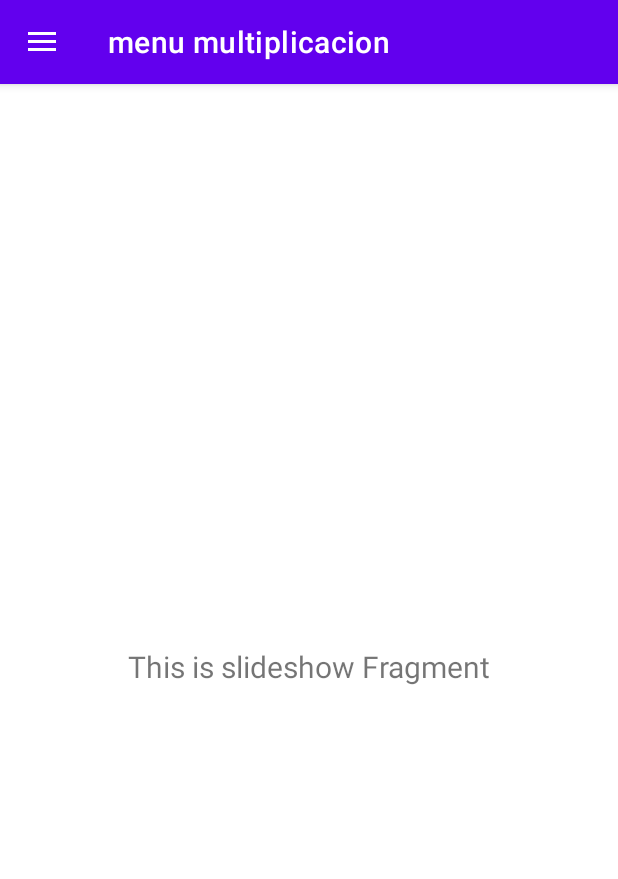
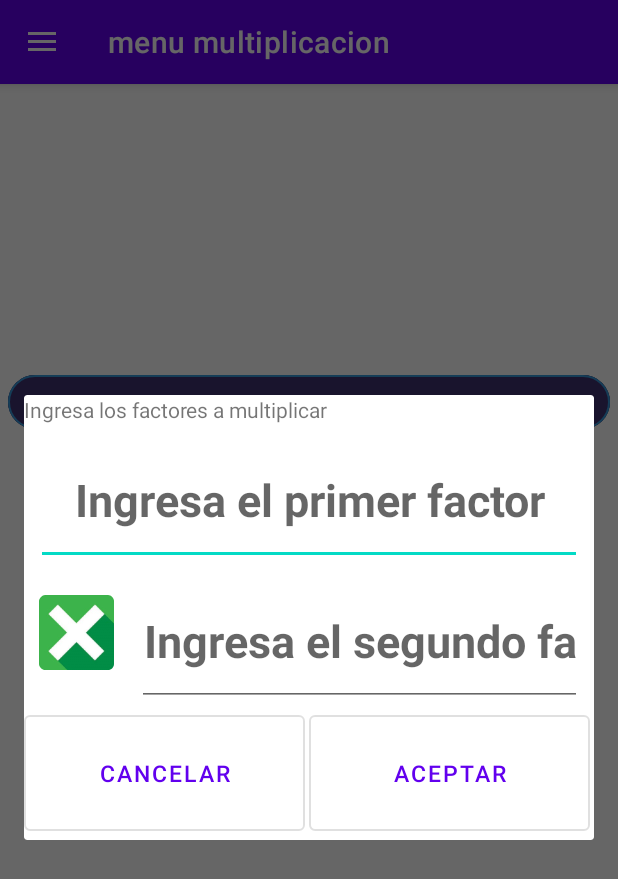
Before and after one commit to CrisStudyZone/Las-cuentas-de-Sofy, an Android app: the screen it shows after launch (MainActivity), in the side drawer, after a tap on "menu multiplicacion", on a phone screen of 412 x 824 dp. Shown: the top 879 px of the screen. Run offline under Robolectric (Android 15) with nearby library versions, the phone set to English and light mode, and no system bars; our stand-ins replace navigation-ui; pictures from the network do not load.

Commit message:
Commit con fallas en la multiplicacion Detalle de las fallas: -No me toma los datos del DialogFragment para primer y segundo factor -La tabla pitagorica no consigo que se vea como quiero, y que se seleccione la fila y columna correcta

```diff
--- a/app/src/main/java/com/example/lascuentasdesofy/MainActivity.kt
+++ b/app/src/main/java/com/example/lascuentasdesofy/MainActivity.kt
@@ -12,7 +12,7 @@ import androidx.navigation.ui.setupWithNavController
 import com.example.lascuentasdesofy.databinding.ActivityMainBinding
 import com.google.android.material.navigation.NavigationView
 
-class MainActivity : AppCompatActivity() {
+class MainActivity : AppCompatActivity(){
 
     private lateinit var appBarConfiguration: AppBarConfiguration
     private lateinit var binding: ActivityMainBinding
--- /dev/null
+++ b/app/src/main/java/com/example/lascuentasdesofy/core/IngresarFactoresDialogFragment.kt
@@ -0,0 +1,66 @@
+package com.example.lascuentasdesofy.core
+
+import android.os.Bundle
+import android.view.LayoutInflater
+import android.view.View
+import android.view.ViewGroup
+import androidx.core.os.bundleOf
+import androidx.fragment.app.DialogFragment
+import androidx.fragment.app.setFragmentResult
+import com.example.lascuentasdesofy.R
+import com.example.lascuentasdesofy.databinding.DialogFragmentIngresarFactoresBinding
+import com.example.lascuentasdesofy.ui.Multiplicacion.MultiplicacionFragment
+
+class IngresarFactoresDialogFragment : DialogFragment() {
+
+    private var _binding: DialogFragmentIngresarFactoresBinding? = null
+    private val binding get() = _binding!!
+
+    override fun onCreateView(
+        inflater: LayoutInflater,
+        container: ViewGroup?,
+        savedInstanceState: Bundle?
+    ): View {
+
+        _binding = DialogFragmentIngresarFactoresBinding.inflate(inflater, container, false)
+        val root: View = binding.root
+
+        binding.multiplicacion.setImageResource(R.mipmap.ic_menu_multiplicacion)
+        binding.TituloDePagina.text = "Ingresa los factores a multiplicar"
+
+        binding.Aceptar.setOnClickListener {
+
+            val primerFactor = binding.setPrimerFactor.text
+            val segundoFactor = binding.setSegundoFactor.text
+
+            // Uso la extensión Kotlin en el fragment-ktx
+            setFragmentResult("keyPrimerFactor", bundleOf("primerFactor" to primerFactor))
+            setFragmentResult("keySegundoFactor", bundleOf("segundoFactor" to segundoFactor))
+            dialog?.dismiss()
+        }
+        /*binding.Aceptar.setOnClickListener {
+            var primerFactor = binding.setPrimerFactor.text.toString()
+            var segundoFactor = binding.setSegundoFactor.text.toString()
+
+            pasarFactoresAlFragment(primerFactor,segundoFactor)
+
+            dialog?.dismiss()
+        }*/
+        return root
+    }
+
+    private fun pasarFactoresAlFragment(primerFactor: String, segundoFactor: String) {
+
+        val fragmentMultiplicacion = MultiplicacionFragment()
+        val bundle = Bundle()
+        bundle.putString("Primer Factor", primerFactor)
+        bundle.putString("Segundo Factor", segundoFactor)
+        fragmentMultiplicacion.arguments = bundle
+
+    }
+
+    override fun onDestroyView() {
+        super.onDestroyView()
+        _binding = null
+    }
+}
--- a/app/src/main/java/com/example/lascuentasdesofy/ui/Multiplicacion/MultiplicacionFragment.kt
+++ b/app/src/main/java/com/example/lascuentasdesofy/ui/Multiplicacion/MultiplicacionFragment.kt
@@ -4,17 +4,15 @@ import android.os.Bundle
 import android.view.LayoutInflater
 import android.view.View
 import android.view.ViewGroup
-import android.widget.TextView
 import androidx.fragment.app.Fragment
-import androidx.lifecycle.ViewModelProvider
+import androidx.fragment.app.setFragmentResultListener
+import com.example.lascuentasdesofy.core.IngresarFactoresDialogFragment
 import com.example.lascuentasdesofy.databinding.FragmentMultiplicacionBinding
 
 class MultiplicacionFragment : Fragment() {
 
     private var _binding: FragmentMultiplicacionBinding? = null
 
-    // This property is only valid between onCreateView and
-    // onDestroyView.
     private val binding get() = _binding!!
 
     override fun onCreateView(
@@ -22,21 +20,51 @@ class MultiplicacionFragment : Fragment() {
         container: ViewGroup?,
         savedInstanceState: Bundle?
     ): View {
-        val multiplicacionViewModel =
-            ViewModelProvider(this).get(MultiplicacionViewModel::class.java)
 
         _binding = FragmentMultiplicacionBinding.inflate(inflater, container, false)
         val root: View = binding.root
 
-        val textView: TextView = binding.textSlideshow
-        multiplicacionViewModel.text.observe(viewLifecycleOwner) {
-            textView.text = it
+        setFragmentResultListener("requestKey") { requestKey, bundle ->
+            val primerFactor = bundle.getString("primerFactor")
+            val segundoFactor = bundle.getString("segundoFactor")
+
+            // Verificación de nulos
+            if (primerFactor != null) {
+                binding.PrimerFactor.text = primerFactor
+            }
+            if (segundoFactor != null) {
+                binding.SegundoFactor.text = segundoFactor
+            }
         }
+        mostrarDialog()
+
+        //Levanto los datos del dialog
+        //cargarFactoresDesdeElDialog()
+
+        /*binding.buttonMultiplicacion.setOnClickListener {
+
+            var dialogTabla = TablaPtagoricaDialogFragment()
+
+            dialogTabla.show(childFragmentManager, "TablaPitagorica")
+
+        }*/
+
         return root
+    }
+
+    private fun cargarFactoresDesdeElDialog() {
+        binding.PrimerFactor.text = arguments?.getString("Primer Factor")
+        binding.SegundoFactor.text = arguments?.getString("Segundo Factor")
+    }
+
+    private fun mostrarDialog() {
+        var ingresarFactores = IngresarFactoresDialogFragment()
+        ingresarFactores.show(childFragmentManager, "Ingresar Factores")
     }
 
     override fun onDestroyView() {
         super.onDestroyView()
         _binding = null
     }
+
 }
--- /dev/null
+++ b/app/src/main/res/layout/dialog_fragment_ingresar_factores.xml
@@ -0,0 +1,105 @@
+<?xml version="1.0" encoding="utf-8"?>
+<LinearLayout
+    xmlns:android="http://schemas.android.com/apk/res/android"
+    xmlns:app="http://schemas.android.com/apk/res-auto"
+    xmlns:tools="http://schemas.android.com/tools"
+    android:layout_width="wrap_content"
+    android:layout_height="wrap_content"
+    android:orientation="vertical"
+    tools:context=".ui.Multiplicacion.MultiplicacionFragment">
+
+    <TextView
+        android:id="@+id/TituloDePagina"
+        android:layout_width="wrap_content"
+        android:layout_height="wrap_content"
+        android:contentDescription="@string/ingresar_valores"/>
+
+    <EditText
+        android:id="@+id/setPrimerFactor"
+        android:layout_width="match_parent"
+        android:layout_height="86dp"
+        android:layout_marginStart="8dp"
+        android:layout_marginTop="8dp"
+        android:layout_marginEnd="8dp"
+        android:autofillHints=""
+        android:hint="@string/ingresa_primer_factor_valor"
+        android:inputType="number"
+        android:maxLength="5"
+        android:textAlignment="center"
+        android:textSize="30sp"
+        android:textStyle="bold"
+        app:layout_constraintBottom_toBottomOf="parent"
+        app:layout_constraintEnd_toEndOf="parent"
+        app:layout_constraintHorizontal_bias="1.0"
+        app:layout_constraintStart_toStartOf="parent"
+        app:layout_constraintTop_toTopOf="parent"
+        app:layout_constraintVertical_bias="0.38" />
+    <LinearLayout
+        android:layout_width="wrap_content"
+        android:layout_height="wrap_content"
+        android:orientation="horizontal">
+
+        <ImageView
+            android:id="@+id/multiplicacion"
+            android:layout_width="50dp"
+            android:layout_height="50dp"
+            android:layout_marginStart="10dp"
+            android:layout_marginTop="20dp"
+            android:layout_marginEnd="10dp"
+            android:contentDescription="@string/Multiplicacion"
+            app:layout_constraintBottom_toBottomOf="parent"
+            app:layout_constraintEnd_toEndOf="parent"
+            app:layout_constraintHorizontal_bias="1.0"
+            app:layout_constraintStart_toStartOf="parent"
+            app:layout_constraintTop_toTopOf="parent"
+            app:layout_constraintVertical_bias="0.38" />
+
+        <EditText
+            android:id="@+id/setSegundoFactor"
+            android:layout_width="match_parent"
+            android:layout_height="86dp"
+            android:layout_marginStart="5dp"
+            android:layout_marginTop="8dp"
+            android:layout_marginEnd="8dp"
+            android:hint="@string/ingresa_el_segundo_factor"
+            android:inputType="number"
+            android:maxLength="5"
+            android:textAlignment="center"
+            android:textSize="30sp"
+            android:textStyle="bold"
+            app:layout_constraintBottom_toBottomOf="parent"
+            app:layout_constraintEnd_toEndOf="parent"
+            app:layout_constraintHorizontal_bias="1.0"
+            app:layout_constraintStart_toStartOf="parent"
+            app:layout_constraintTop_toTopOf="parent"
+            app:layout_constraintVertical_bias="0.38"
+            android:autofillHints="" />
+    </LinearLayout>
+    <LinearLayout
+        android:layout_width="wrap_content"
+        android:layout_height="wrap_content"
+        android:orientation="horizontal">
+
+        <com.google.android.material.button.MaterialButton
+            android:id="@+id/cancelar"
+            android:layout_width="210dp"
+            android:layout_height="89dp"
+            android:layout_weight="1"
+            android:text="Cancelar"
+            android:textSize="15sp"
+            android:layout_marginEnd="2.5dp"
+            style="@style/Widget.MaterialComponents.Button.OutlinedButton"/>
+
+        <com.google.android.material.button.MaterialButton
+            android:id="@+id/Aceptar"
+            style="@style/Widget.MaterialComponents.Button.OutlinedButton"
+            android:layout_width="210dp"
+            android:layout_height="89dp"
+            android:layout_marginEnd="2.5dp"
+            android:layout_weight="1"
+            android:text="Aceptar"
+            android:textSize="15sp" />
+
+    </LinearLayout>
+
+</LinearLayout>
--- a/app/src/main/res/layout/fragment_multiplicacion.xml
+++ b/app/src/main/res/layout/fragment_multiplicacion.xml
@@ -1,23 +1,83 @@
 <?xml version="1.0" encoding="utf-8"?>
-<androidx.constraintlayout.widget.ConstraintLayout
+<LinearLayout
     xmlns:android="http://schemas.android.com/apk/res/android"
     xmlns:app="http://schemas.android.com/apk/res-auto"
     xmlns:tools="http://schemas.android.com/tools"
     android:layout_width="match_parent"
     android:layout_height="match_parent"
+    android:orientation="vertical"
     tools:context=".ui.Multiplicacion.MultiplicacionFragment">
 
     <TextView
-        android:id="@+id/text_slideshow"
+        android:id="@+id/PrimerFactor"
         android:layout_width="match_parent"
-        android:layout_height="wrap_content"
+        android:layout_height="86dp"
         android:layout_marginStart="8dp"
         android:layout_marginTop="8dp"
         android:layout_marginEnd="8dp"
+        android:autofillHints=""
+        android:maxLength="5"
         android:textAlignment="center"
-        android:textSize="20sp"
+        android:textSize="30sp"
+        android:textStyle="bold"
         app:layout_constraintBottom_toBottomOf="parent"
         app:layout_constraintEnd_toEndOf="parent"
+        app:layout_constraintHorizontal_bias="1.0"
         app:layout_constraintStart_toStartOf="parent"
-        app:layout_constraintTop_toTopOf="parent" />
-</androidx.constraintlayout.widget.ConstraintLayout>
+        app:layout_constraintTop_toTopOf="parent"
+        app:layout_constraintVertical_bias="0.38" />
+<LinearLayout
+    android:layout_width="wrap_content"
+    android:layout_height="wrap_content"
+    android:orientation="horizontal">
+
+    <ImageView
+        android:id="@+id/multiplicacion"
+        android:layout_width="50dp"
+        android:layout_height="50dp"
+        android:layout_marginStart="10dp"
+        android:layout_marginTop="20dp"
+        android:layout_marginEnd="10dp"
+        android:contentDescription="@string/Multiplicacion"
+        app:layout_constraintBottom_toBottomOf="parent"
+        app:layout_constraintEnd_toEndOf="parent"
+        app:layout_constraintHorizontal_bias="1.0"
+        app:layout_constraintStart_toStartOf="parent"
+        app:layout_constraintTop_toTopOf="parent"
+        app:layout_constraintVertical_bias="0.38" />
+
+    <TextView
+        android:id="@+id/SegundoFactor"
+        android:layout_width="match_parent"
+        android:layout_height="86dp"
+        android:layout_marginStart="5dp"
+        android:layout_marginTop="8dp"
+        android:layout_marginEnd="8dp"
+        android:maxLength="5"
+        android:textAlignment="center"
+        android:textSize="30sp"
+        android:textStyle="bold"
+        app:layout_constraintBottom_toBottomOf="parent"
+        app:layout_constraintEnd_toEndOf="parent"
+        app:layout_constraintHorizontal_bias="1.0"
+        app:layout_constraintStart_toStartOf="parent"
+        app:layout_constraintTop_toTopOf="parent"
+        app:layout_constraintVertical_bias="0.38"
+        android:autofillHints="" />
+</LinearLayout>
+
+    <Button
+        android:id="@+id/buttonMultiplicacion"
+        android:layout_width="match_parent"
+        android:layout_height="wrap_content"
+        android:layout_marginStart="5dp"
+        android:layout_marginEnd="5dp"
+        android:contentDescription="@string/Ver_tabla"
+        android:text="@string/Ver_tabla"
+        android:textColor="@color/white"
+        style="@style/boton_personalizado_multiplicacion"
+        app:cornerRadius="20dp" />
+
+
+
+</LinearLayout>
--- a/app/src/main/res/navigation/nav_graph.xml
+++ b/app/src/main/res/navigation/nav_graph.xml
@@ -52,6 +52,9 @@
         <action
             android:id="@+id/action_nav_multiplicacion_to_nav_inicio"
             app:destination="@id/nav_inicio" />
+        <action
+            android:id="@+id/action_nav_multiplicacion_to_tablaPtagoricaDialogFragment"
+            app:destination="@id/tablaPtagoricaDialogFragment" />
     </fragment>
 
     <fragment
@@ -63,5 +66,9 @@
             android:id="@+id/action_nav_division_to_nav_inicio"
             app:destination="@id/nav_inicio" />
     </fragment>
+    <dialog
+        android:id="@+id/tablaPtagoricaDialogFragment"
+        android:name="com.example.lascuentasdesofy.core.TablaPtagoricaDialogFragment"
+        android:label="TablaPtagoricaDialogFragment" />
 
 </navigation>
--- a/app/src/main/res/values-land/strings.xml
+++ b/app/src/main/res/values-land/strings.xml
@@ -14,4 +14,8 @@
     <string name="igual">IGUAL</string>
     <string name="descomponer">DESCOMPONER</string>
     <string name="finalizar_cuenta">Finaliza cuenta</string>
+    <string name="ingresa_primer_factor_valor">Ingresa el primer factor</string>
+    <string name="ingresa_el_segundo_factor">Ingresa el segundo factor</string>
+    <string name="Ver_tabla">Ver Tabla</string>
+    <string name="ingresar_valores">Ingresar Valores</string>
 </resources>
--- a/app/src/main/res/values-night/strings.xml
+++ b/app/src/main/res/values-night/strings.xml
@@ -14,4 +14,8 @@
     <string name="igual">IGUAL</string>
     <string name="descomponer">DESCOMPONER</string>
     <string name="finalizar_cuenta">Finaliza cuenta</string>
+    <string name="ingresa_primer_factor_valor">Ingresa el primer factor</string>
+    <string name="ingresa_el_segundo_factor">Ingresa el segundo factor</string>
+    <string name="Ver_tabla">Ver Tabla</string>
+    <string name="ingresar_valores">Ingresar Valores</string>
 </resources>
--- a/app/src/main/res/values-w1240dp/strings.xml
+++ b/app/src/main/res/values-w1240dp/strings.xml
@@ -14,4 +14,8 @@
     <string name="igual">IGUAL</string>
     <string name="descomponer">DESCOMPONER</string>
     <string name="finalizar_cuenta">Finaliza cuenta</string>
+    <string name="ingresa_primer_factor_valor">Ingresa el primer factor</string>
+    <string name="ingresa_el_segundo_factor">Ingresa el segundo factor</string>
+    <string name="Ver_tabla">Ver Tabla</string>
+    <string name="ingresar_valores">Ingresar Valores</string>
 </resources>
--- a/app/src/main/res/values-w600dp/strings.xml
+++ b/app/src/main/res/values-w600dp/strings.xml
@@ -14,4 +14,8 @@
     <string name="igual">IGUAL</string>
     <string name="descomponer">DESCOMPONER</string>
     <string name="finalizar_cuenta">Finaliza cuenta</string>
+    <string name="ingresa_primer_factor_valor">Ingresa el primer factor</string>
+    <string name="ingresa_el_segundo_factor">Ingresa el segundo factor</string>
+    <string name="Ver_tabla">Ver Tabla</string>
+    <string name="ingresar_valores">Ingresar Valores</string>
 </resources>
--- a/app/src/main/res/values/colors.xml
+++ b/app/src/main/res/values/colors.xml
@@ -14,5 +14,6 @@
     <color name="suma_contorno">#FF00FF</color>
     <color name="suma_relleno">#FF0066</color>
     <color name="resta_contorno">#FF99CC</color>
+    <color name="multiplicacion_contorno">#3498DB</color>
 
 </resources>
--- a/app/src/main/res/values/strings.xml
+++ b/app/src/main/res/values/strings.xml
@@ -37,4 +37,8 @@
     <string name="descomponer">DESCOMPONER</string>
     <string name="finalizar_cuenta">Finaliza cuenta</string>
     <string name="total_final">Total Final</string>
+    <string name="ingresa_primer_factor_valor">Ingresa el primer factor</string>
+    <string name="ingresa_el_segundo_factor">Ingresa el segundo factor</string>
+    <string name="Ver_tabla">Ver Tabla</string>
+    <string name="ingresar_valores">Ingresar Valores</string>
 </resources>
--- a/app/src/main/res/values/styles.xml
+++ b/app/src/main/res/values/styles.xml
@@ -10,4 +10,15 @@
         <item name="android:backgroundTint">@color/resta</item>
         <item name="strokeColor">@color/resta_contorno</item>
     </style>
+    <style name="boton_personalizado_multiplicacion"
+        parent="Widget.MaterialComponents.Button.OutlinedButton">
+        <item name="android:backgroundTint">@color/multiplicacion</item>
+        <item name="strokeColor">@color/multiplicacion_contorno</item>
+    </style>
+    <style name="MiBotonTablaStyle">
+        <item name="android:textSize">18sp</item>
+        <item name="android:textColor">@color/white</item>
+        <item name="android:background">@color/multiplicacion</item>
+    </style>
+
 </resources>
```
Also changed, not shown: app/src/main/java/com/example/lascuentasdesofy/core/TablaPtagoricaDialogFragment.kt (added, +140 -0 lines), app/src/main/res/drawable/button_background.xml (added, +8 -0 lines), app/src/main/res/drawable/first_button_background.xml (added, +8 -0 lines), app/src/main/res/layout/dialog_fragment_tabla_pitagorica.xml (added, +56 -0 lines).
